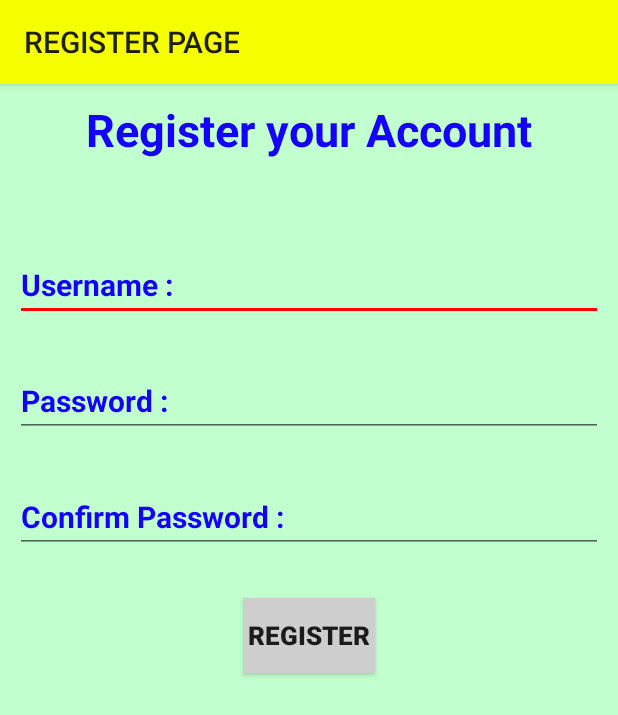
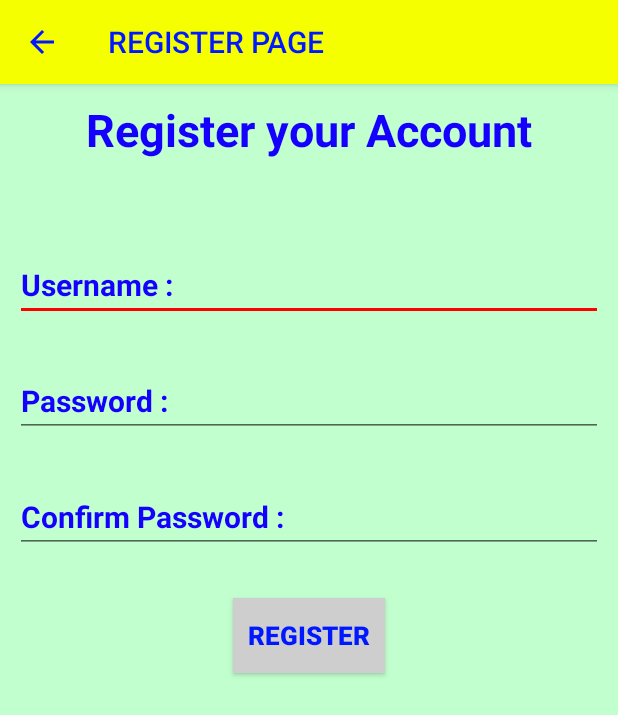
Before and after one commit to Darkmanjr/aide-android, an Android app: the JavRegister screen opened directly, with no data from a screen before it, on a phone screen of 412 x 824 dp. Shown: the top 715 px of the screen. Run offline under Robolectric (Android 15) with nearby library versions, the phone set to English and light mode, and no system bars.

Commit message:
new update

```diff
--- a/GithubTest/app/src/main/java/com/githubme/githubtest/JavLogin.java
+++ b/GithubTest/app/src/main/java/com/githubme/githubtest/JavLogin.java
@@ -61,13 +61,13 @@ public class JavLogin extends Activity
 				}
 				if(!TextUtils.isEmpty(username) && TextUtils.isEmpty(password))
 				{
-					ePass.setError("Pls,input your Password");
+					ePass.setError("Input your Password");
 					ePass.requestFocus();
 					return;
 				}
 				if(TextUtils.isEmpty(username) && !TextUtils.isEmpty(password))
 				{
-					eUser.setError("Pls,input your Username");
+					eUser.setError("Input your Username");
 					eUser.requestFocus();
 					return;
 				}
@@ -87,7 +87,7 @@ public class JavLogin extends Activity
 					}
 					else
 					{
-						Toast.makeText(JavLogin.this,"Wrong!! Pls,Check your Username or Password again",Toast.LENGTH_SHORT).show();
+						Toast.makeText(JavLogin.this,"Wrong!!..Check your Username or Password again pls.",Toast.LENGTH_SHORT).show();
 					}
 				}
 			}
--- a/GithubTest/app/src/main/res/layout/activity_register.xml
+++ b/GithubTest/app/src/main/res/layout/activity_register.xml
@@ -139,6 +139,7 @@
 		android:background="#CECECE"
 		android:layout_centerHorizontal="true"
 		android:layout_marginTop="30dp"
-		android:layout_below="@id/activityregisterLinearLayout1"/>
+		android:layout_below="@id/activityregisterLinearLayout1"
+		android:padding="10dp"/>
 
 </RelativeLayout>
--- a/GithubTest/app/src/main/res/values-v21/styles.xml
+++ b/GithubTest/app/src/main/res/values-v21/styles.xml
@@ -4,5 +4,6 @@
 		<item name="android:colorPrimaryDark">@color/colorPrimaryDark</item>
 		<item name="android:colorPrimary">@color/colorPrimary</item>
 		<item name="android:colorAccent">@color/colorAccent</item>
+		<item name="android:textColorPrimary">@color/textColorPrimary</item>
 	</style>
 </resources>
--- a/GithubTest/app/src/main/res/values/colors.xml
+++ b/GithubTest/app/src/main/res/values/colors.xml
@@ -3,5 +3,6 @@
 	<color name="colorPrimaryDark">#000CFF</color>
 	<color name="colorPrimary">#F6FF00</color>
 	<color name="colorAccent">#FF0000</color>
+	<color name="textColorPrimary">#0018FF</color>
 
 </resources>
```
Also changed, not shown: GithubTest/app/src/main/java/com/githubme/githubtest/JavRegister.java (+17 -0 lines), GithubTest/app/src/main/java/com/githubme/githubtest/MainActivity.java (+33 -3 lines), 55 other files.
